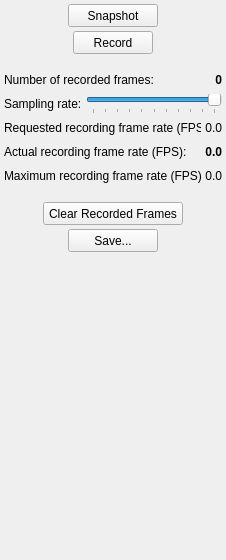
This is PlusApp/fCal/Toolboxes/CapturingToolbox.ui in PlusToolkit/PlusApp as Qt 5 draws it before an edit. The edited form follows.
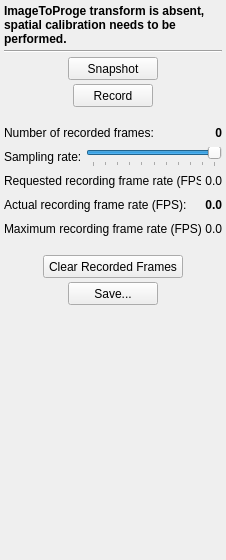
This is the edited form. Icons and pictures are not drawn.

What changed in the file:
```diff
--- a/PlusApp/fCal/Toolboxes/CapturingToolbox.ui
+++ b/PlusApp/fCal/Toolboxes/CapturingToolbox.ui
@@ -41,6 +41,29 @@
    <property name="margin">
     <number>4</number>
    </property>
+   <item>
+    <widget class="QLabel" name="label_State">
+     <property name="font">
+      <font>
+       <weight>75</weight>
+       <bold>true</bold>
+      </font>
+     </property>
+     <property name="text">
+      <string>ImageToProge transform is absent, spatial calibration needs to be performed.</string>
+     </property>
+     <property name="wordWrap">
+      <bool>true</bool>
+     </property>
+    </widget>
+   </item>
+   <item>
+    <widget class="Line" name="line">
+     <property name="orientation">
+      <enum>Qt::Horizontal</enum>
+     </property>
+    </widget>
+   </item>
    <item>
     <layout class="QHBoxLayout" name="horizontalLayout_4">
      <item>
```
